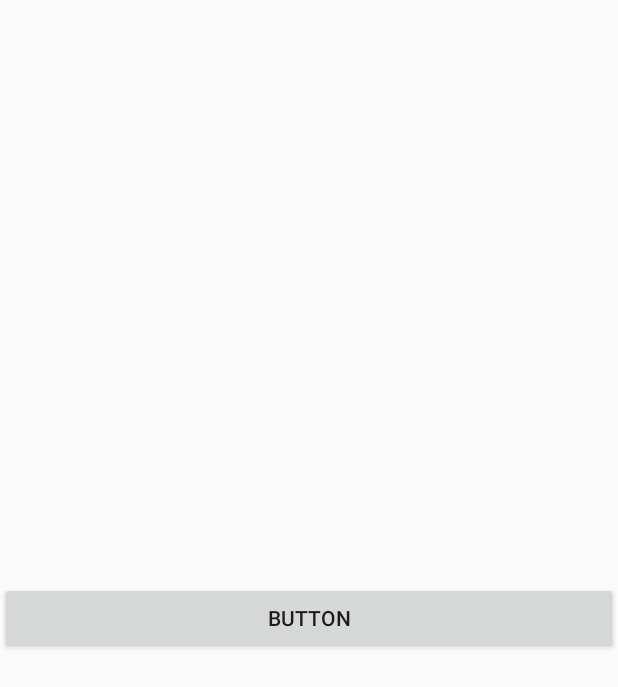
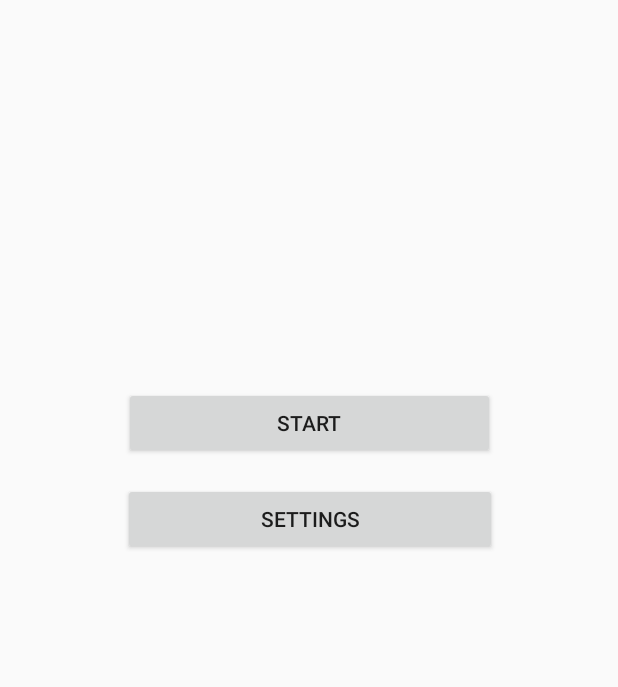
Before and after one commit to MahmudMoon/NumberGame, an Android app: the screen it shows after launch (MainActivity), on a phone screen of 412 x 824 dp. Shown: the top 687 px of the screen. Run offline under Robolectric (Android 15) with nearby library versions, the light colour scheme and no system bars.

Commit message:
Completed the ui of activity_main.xml

```diff
--- a/app/build.gradle
+++ b/app/build.gradle
@@ -25,4 +25,5 @@ dependencies {
     testImplementation 'junit:junit:4.12'
     androidTestImplementation 'com.android.support.test:runner:1.0.2'
     androidTestImplementation 'com.android.support.test.espresso:espresso-core:3.0.2'
+    implementation 'com.android.support:cardview-v7:27.1.1'
 }
--- a/app/src/main/java/com/example/bou/numbergame/MainActivity.java
+++ b/app/src/main/java/com/example/bou/numbergame/MainActivity.java
@@ -3,15 +3,23 @@ package com.example.bou.numbergame;
 import android.content.Intent;
 import android.support.v7.app.AppCompatActivity;
 import android.os.Bundle;
+import android.support.v7.widget.CardView;
 import android.view.View;
 import android.view.WindowManager;
 import android.widget.Button;
+import android.widget.CheckBox;
 
 import java.nio.Buffer;
+import java.util.Set;
 
 public class MainActivity extends AppCompatActivity {
 
     Button start;
+    CardView cardView;
+    Button setting;
+    Button save;
+    Button cancel;
+    CheckBox music_play,setVibreation;
     @Override
     protected void onCreate(Bundle savedInstanceState) {
         super.onCreate(savedInstanceState);
@@ -31,13 +39,29 @@ public class MainActivity extends AppCompatActivity {
                 startActivity(intent);
             }
         });
+        cardView.setVisibility(View.INVISIBLE);
+
+        setting.setOnClickListener(new View.OnClickListener() {
+            @Override
+            public void onClick(View v) {
+                cardView.setVisibility(View.VISIBLE);
+
+            }
+        });
     }
 
     private void init_variabes() {
 
+
     }
 
     private void init_views() {
-        start = (Button)findViewById(R.id.btn_start);
+        start = (Button) findViewById(R.id.btn_start);
+        cardView = (CardView) findViewById(R.id.cardView);
+        setting = (Button) findViewById(R.id.btn_settings);
+        save = (Button) findViewById(R.id.btn_save);
+        cancel = (Button)findViewById(R.id.btn_cancel);
+        music_play = (CheckBox)findViewById(R.id.chb_music);
+        setVibreation = (CheckBox)findViewById(R.id.chb_vibration);
     }
 }
--- a/app/src/main/res/layout/activity_main.xml
+++ b/app/src/main/res/layout/activity_main.xml
@@ -1,5 +1,5 @@
 <?xml version="1.0" encoding="utf-8"?>
-<LinearLayout xmlns:android="http://schemas.android.com/apk/res/android"
+<android.support.constraint.ConstraintLayout xmlns:android="http://schemas.android.com/apk/res/android"
     xmlns:app="http://schemas.android.com/apk/res-auto"
     xmlns:tools="http://schemas.android.com/tools"
     android:layout_width="match_parent"
@@ -10,8 +10,97 @@
 
     <Button
         android:id="@+id/btn_start"
-        android:layout_width="wrap_content"
+        android:layout_width="247dp"
         android:layout_height="wrap_content"
-        android:layout_weight="1"
-        android:text="Button" />
-</LinearLayout>
+        android:layout_marginBottom="16dp"
+        android:layout_marginEnd="8dp"
+        android:layout_marginStart="8dp"
+        android:text="Start"
+        app:layout_constraintBottom_toTopOf="@+id/btn_settings"
+        app:layout_constraintEnd_toEndOf="parent"
+        app:layout_constraintHorizontal_bias="0.504"
+        app:layout_constraintStart_toStartOf="parent" />
+
+    <Button
+        android:id="@+id/btn_settings"
+        android:layout_width="249dp"
+        android:layout_height="wrap_content"
+        android:layout_marginBottom="8dp"
+        android:layout_marginEnd="8dp"
+        android:layout_marginStart="8dp"
+        android:layout_marginTop="8dp"
+        android:text="Settings"
+        app:layout_constraintBottom_toBottomOf="parent"
+        app:layout_constraintEnd_toEndOf="parent"
+        app:layout_constraintHorizontal_bias="0.504"
+        app:layout_constraintStart_toStartOf="parent"
+        app:layout_constraintTop_toTopOf="parent"
+        app:layout_constraintVertical_bias="0.413" />
+
+
+    <android.support.v7.widget.CardView
+        android:id="@+id/cardView"
+        android:layout_width="314dp"
+        android:layout_height="169dp"
+        android:layout_marginBottom="8dp"
+        android:layout_marginEnd="8dp"
+        android:layout_marginStart="8dp"
+        android:layout_marginTop="8dp"
+        app:layout_constraintBottom_toBottomOf="parent"
+        app:layout_constraintEnd_toEndOf="parent"
+        app:layout_constraintStart_toStartOf="parent"
+        app:layout_constraintTop_toTopOf="parent"
+        app:layout_constraintVertical_bias="0.714">
+
+        <LinearLayout
+            android:layout_width="match_parent"
+            android:layout_height="wrap_content"
+            android:layout_gravity="center"
+            android:orientation="vertical">
+
+            <CheckBox
+                android:id="@+id/chb_music"
+                android:layout_width="108dp"
+                android:layout_height="36dp"
+                android:text="Sounds"
+                tools:layout_editor_absoluteX="81dp"
+                tools:layout_editor_absoluteY="295dp" />
+
+            <CheckBox
+                android:id="@+id/chb_vibration"
+                android:layout_width="155dp"
+                android:layout_height="37dp"
+                android:text="Vibrations"
+                tools:layout_editor_absoluteX="81dp"
+                tools:layout_editor_absoluteY="338dp" />
+
+            <LinearLayout
+                android:layout_width="match_parent"
+                android:layout_height="wrap_content">
+
+                <Button
+                    android:id="@+id/btn_save"
+                    android:layout_width="wrap_content"
+                    android:layout_height="wrap_content"
+                    android:text="Save"
+                    tools:layout_editor_absoluteX="81dp"
+                    tools:layout_editor_absoluteY="397dp" />
+
+                <Button
+                    android:id="@+id/btn_cancel"
+                    android:layout_width="wrap_content"
+                    android:layout_height="wrap_content"
+                    android:layout_marginLeft="25dp"
+                    android:text="Cancel"
+                    tools:layout_editor_absoluteX="226dp"
+                    tools:layout_editor_absoluteY="397dp" />
+
+            </LinearLayout>
+
+
+        </LinearLayout>
+
+    </android.support.v7.widget.CardView>
+
+
+</android.support.constraint.ConstraintLayout>
```
